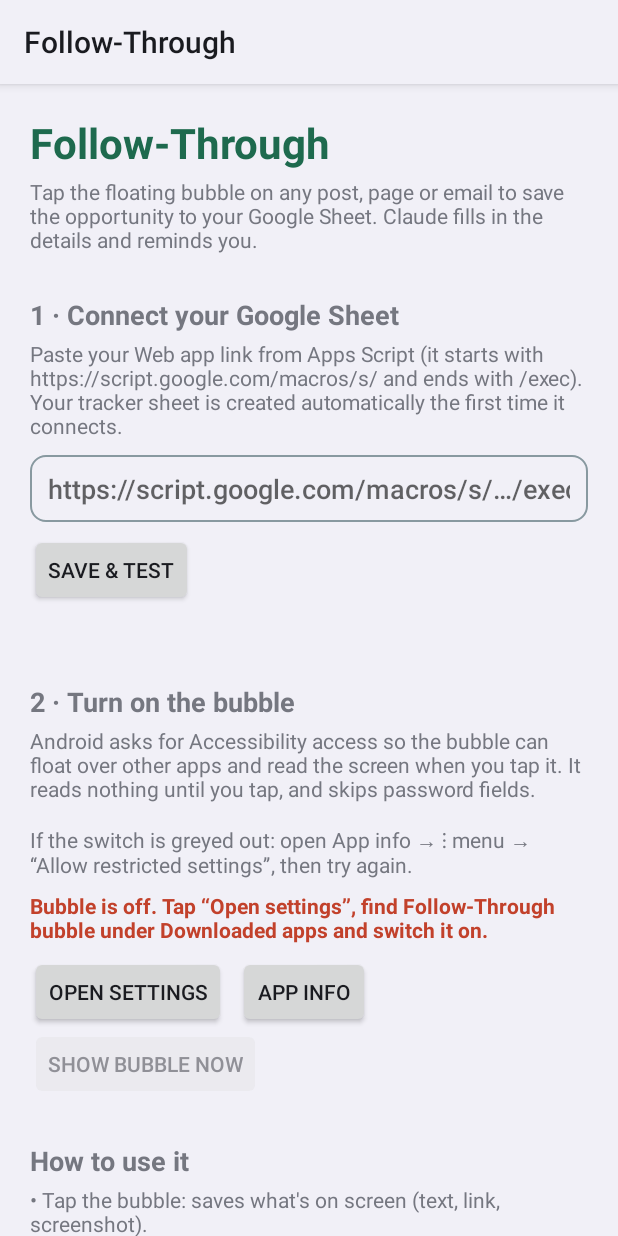
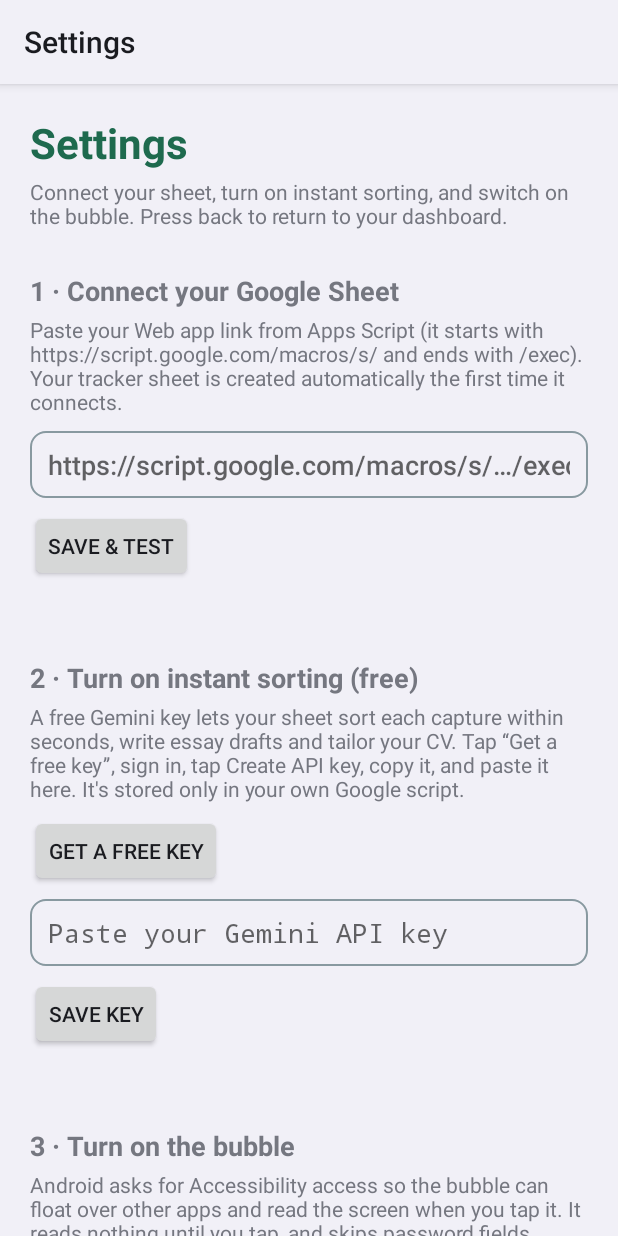
Before and after one commit to Ibidun-Aliyah/Ibidun-Aliyah, an Android app: the screen it shows after launch (MainActivity before the commit, SettingsActivity after it), on a phone screen of 412 x 824 dp. Run offline under Robolectric (Android 15) with nearby library versions, the phone set to English and light mode, and no system bars.

Commit message:
Dashboard home screen, instant Gemini sorting, CV upload and updates
The app now opens to a live dashboard (WebView over a JS bridge) with
charts, a needs-you list, all items, and My CV; setup moves to Settings
with a Gemini key field. The Apps Script sorts captures instantly with
Gemini, writes essays and tailored CVs on demand, imports an uploaded
CV (PDF, DOCX, image) and merges new achievements into it.

Co-Authored-By: Claude Opus 5.5 <noreply@anthropic.com>
Claude-Session: https://claude.ai/code/session_01N6wZv98aTwTPKqGN44UyeC

```diff
--- a/follow-through/android/app/build.gradle
+++ b/follow-through/android/app/build.gradle
@@ -7,8 +7,8 @@ android {
         applicationId 'com.followthrough.bubble'
         minSdk 30          // AccessibilityService.takeScreenshot needs Android 11+
         targetSdk 34
-        versionCode 1
-        versionName '1.0'
+        versionCode 2
+        versionName "2.0"
     }
     buildTypes {
         release { minifyEnabled false; signingConfig signingConfigs.debug }
--- a/follow-through/android/app/src/main/AndroidManifest.xml
+++ b/follow-through/android/app/src/main/AndroidManifest.xml
@@ -17,6 +17,11 @@
                 <category android:name="android.intent.category.LAUNCHER" />
             </intent-filter>
         </activity>
+
+        <activity
+            android:name=".SettingsActivity"
+            android:exported="false"
+            android:label="Settings" />
 
         <!-- "Share → Follow-Through" from any app: a second, no-bubble way to capture. -->
         <activity
--- a/follow-through/android/app/src/main/java/com/followthrough/bubble/BubbleService.java
+++ b/follow-through/android/app/src/main/java/com/followthrough/bubble/BubbleService.java
@@ -230,6 +230,9 @@ public class BubbleService extends AccessibilityService {
             busy = false;
             flash(ok);
             Toast.makeText(this, msg, Toast.LENGTH_SHORT).show();
+            if (ok) Tracker.sortNow(this, (sorted, what) -> {
+                if (sorted) Toast.makeText(this, what, Toast.LENGTH_LONG).show();
+            });
         });
     }
 
--- a/follow-through/android/app/src/main/java/com/followthrough/bubble/MainActivity.java
+++ b/follow-through/android/app/src/main/java/com/followthrough/bubble/MainActivity.java
@@ -1,82 +1,119 @@
 package com.followthrough.bubble;
 
+import android.annotation.SuppressLint;
 import android.app.Activity;
-import android.content.ComponentName;
 import android.content.Intent;
+import android.graphics.Color;
 import android.net.Uri;
 import android.os.Bundle;
-import android.provider.Settings;
-import android.widget.Button;
-import android.widget.EditText;
-import android.widget.TextView;
+import android.webkit.JavascriptInterface;
+import android.webkit.ValueCallback;
+import android.webkit.WebChromeClient;
+import android.webkit.WebResourceRequest;
+import android.webkit.WebSettings;
+import android.webkit.WebView;
+import android.webkit.WebViewClient;
 
-/** Setup screen: connect the sheet, turn on the bubble, see what's waiting to send. */
+import org.json.JSONObject;
+
+/**
+ * Home screen: the live dashboard (assets/dashboard.html) showing what's in your sheet.
+ * The page talks to your sheet through the small bridge below.
+ */
 public class MainActivity extends Activity {
-    private EditText code;
-    private TextView connStatus, bubbleStatus, queue;
+    private static final int PICK_FILE = 7;
+    private WebView web;
+    private ValueCallback<Uri[]> fileCallback;
+    private boolean loaded;
 
+    @SuppressLint({"SetJavaScriptEnabled", "AddJavascriptInterface"})
     @Override
     protected void onCreate(Bundle saved) {
         super.onCreate(saved);
-        setContentView(R.layout.activity_main);
-        code = findViewById(R.id.code);
-        connStatus = findViewById(R.id.connStatus);
-        bubbleStatus = findViewById(R.id.bubbleStatus);
-        queue = findViewById(R.id.queue);
-
-        code.setText(Tracker.prefs(this).getString("code", ""));
-
-        ((Button) findViewById(R.id.connect)).setOnClickListener(v -> {
-            String c = code.getText().toString().trim();
-            Tracker.prefs(this).edit().putString("code", c).apply();
-            connStatus.setText("Testing…");
-            Tracker.ping(this, (ok, msg) -> {
-                connStatus.setText((ok ? "✓ " : "✕ ") + msg);
-                connStatus.setTextColor(getColor(ok ? R.color.ok : R.color.bad));
-                if (ok) Tracker.flushQueue(this, (o, m) -> refresh());
-                refresh();
-            });
+        if (Tracker.connection(this) == null) {
+            startActivity(new Intent(this, SettingsActivity.class));
+        }
+        web = new WebView(this);
+        web.setBackgroundColor(Color.TRANSPARENT);
+        WebSettings ws = web.getSettings();
+        ws.setJavaScriptEnabled(true);
+        ws.setDomStorageEnabled(true);
+        ws.setAllowFileAccess(true);
+        web.addJavascriptInterface(new Bridge(), "Android");
+        web.setWebViewClient(new WebViewClient() {
+            @Override public boolean shouldOverrideUrlLoading(WebView v, WebResourceRequest r) {
+                openExternal(r.getUrl().toString());
+                return true;
+            }
+            @Override public void onPageFinished(WebView v, String url) { loaded = true; }
         });
-        findViewById(R.id.accessibility).setOnClickListener(v ->
-                startActivity(new Intent(Settings.ACTION_ACCESSIBILITY_SETTINGS)));
-        findViewById(R.id.appInfo).setOnClickListener(v ->
-                startActivity(new Intent(Settings.ACTION_APPLICATION_DETAILS_SETTINGS,
-                        Uri.fromParts("package", getPackageName(), null))));
-        findViewById(R.id.show).setOnClickListener(v -> {
-            if (BubbleService.instance != null) BubbleService.instance.showNow();
-            refresh();
+        web.setWebChromeClient(new WebChromeClient() {
+            @Override
+            public boolean onShowFileChooser(WebView v, ValueCallback<Uri[]> cb, FileChooserParams params) {
+                if (fileCallback != null) fileCallback.onReceiveValue(null);
+                fileCallback = cb;
+                Intent pick = new Intent(Intent.ACTION_GET_CONTENT);
+                pick.addCategory(Intent.CATEGORY_OPENABLE);
+                pick.setType("*/*");
+                pick.putExtra(Intent.EXTRA_MIME_TYPES, new String[]{
+                        "application/pdf", "image/*", "text/plain",
+                        "application/vnd.openxmlformats-officedocument.wordprocessingml.document"});
+                try {
+                    startActivityForResult(Intent.createChooser(pick, "Choose your CV"), PICK_FILE);
+                } catch (Exception e) {
+                    fileCallback = null;
+                    return false;
+                }
+                return true;
+            }
         });
-        findViewById(R.id.openSheet).setOnClickListener(v -> {
-            String u = Tracker.prefs(this).getString("sheetUrl", "");
-            if (!u.isEmpty()) startActivity(new Intent(Intent.ACTION_VIEW, Uri.parse(u)));
-        });
-        findViewById(R.id.flush).setOnClickListener(v -> {
-            queue.setText("Sending…");
-            Tracker.flushQueue(this, (ok, msg) -> { refresh(); queue.setText(msg); });
-        });
+        setContentView(web);
+        web.loadUrl("file:///android_asset/dashboard.html");
     }
 
     @Override
     protected void onResume() {
         super.onResume();
-        refresh();
+        if (loaded) web.evaluateJavascript("window.__onResume && window.__onResume()", null);
     }
 
-    private void refresh() {
-        boolean on = bubbleEnabled();
-        bubbleStatus.setText(on ? "✓ Bubble is on" : "Bubble is off. Tap “Open settings”, find Follow-Through bubble under Downloaded apps and switch it on.");
-        bubbleStatus.setTextColor(getColor(on ? R.color.ok : R.color.bad));
-        findViewById(R.id.show).setEnabled(on);
-        findViewById(R.id.openSheet).setVisibility(
-                Tracker.prefs(this).getString("sheetUrl", "").isEmpty() ? android.view.View.GONE : android.view.View.VISIBLE);
-        int n = Tracker.queued(this);
-        queue.setText(n == 0 ? "Nothing waiting to send." : n + (n == 1 ? " capture is" : " captures are") + " waiting to send.");
-        findViewById(R.id.flush).setEnabled(n > 0);
+    @Override
+    protected void onActivityResult(int req, int res, Intent data) {
+        if (req == PICK_FILE && fileCallback != null) {
+            Uri[] result = (res == RESULT_OK && data != null && data.getData() != null) ? new Uri[]{data.getData()} : null;
+            fileCallback.onReceiveValue(result);
+            fileCallback = null;
+            return;
+        }
+        super.onActivityResult(req, res, data);
     }
 
-    private boolean bubbleEnabled() {
-        String enabled = Settings.Secure.getString(getContentResolver(), Settings.Secure.ENABLED_ACCESSIBILITY_SERVICES);
-        String me = new ComponentName(this, BubbleService.class).flattenToString();
-        return enabled != null && enabled.contains(me);
+    @Override
+    public void onBackPressed() {
+        web.evaluateJavascript("(function(){var s=document.getElementById('sheet');if(s&&!s.hidden){document.getElementById('scrim').click();return 1}return 0})()",
+                v -> { if (!"1".equals(v)) MainActivity.super.onBackPressed(); });
+    }
+
+    private void openExternal(String url) {
+        try { startActivity(new Intent(Intent.ACTION_VIEW, Uri.parse(url))); } catch (Exception ignored) {}
+    }
+
+    /** Methods the dashboard page can call as window.Android.* */
+    private class Bridge {
+        @JavascriptInterface
+        public void request(String json, String id) {
+            Tracker.call(MainActivity.this, json, res ->
+                    web.evaluateJavascript("window.__fromApp(" + JSONObject.quote(id) + "," + JSONObject.quote(res) + ")", null));
+        }
+
+        @JavascriptInterface
+        public void openUrl(String url) {
+            if (url != null && (url.startsWith("https://") || url.startsWith("http://"))) runOnUiThread(() -> openExternal(url));
+        }
+
+        @JavascriptInterface
+        public void openSettings() {
+            runOnUiThread(() -> startActivity(new Intent(MainActivity.this, SettingsActivity.class)));
+        }
     }
 }
--- /dev/null
+++ b/follow-through/android/app/src/main/java/com/followthrough/bubble/SettingsActivity.java
@@ -0,0 +1,105 @@
+package com.followthrough.bubble;
+
+import android.app.Activity;
+import android.content.ComponentName;
+import android.content.Intent;
+import android.net.Uri;
+import android.os.Bundle;
+import android.provider.Settings;
+import android.widget.Button;
+import android.widget.EditText;
+import android.widget.TextView;
+
+/** Settings: connect the sheet, the Gemini key, the bubble, and captures waiting to send. */
+public class SettingsActivity extends Activity {
+    private EditText code, key;
+    private TextView keyStatus;
+    private TextView connStatus, bubbleStatus, queue;
+
+    @Override
+    protected void onCreate(Bundle saved) {
+        super.onCreate(saved);
+        setContentView(R.layout.activity_settings);
+        code = findViewById(R.id.code);
+        connStatus = findViewById(R.id.connStatus);
+        bubbleStatus = findViewById(R.id.bubbleStatus);
+        queue = findViewById(R.id.queue);
+
+        code.setText(Tracker.prefs(this).getString("code", ""));
+        key = findViewById(R.id.key);
+        keyStatus = findViewById(R.id.keyStatus);
+        findViewById(R.id.getKey).setOnClickListener(v ->
+                startActivity(new Intent(Intent.ACTION_VIEW, Uri.parse("https://aistudio.google.com/apikey"))));
+        findViewById(R.id.saveKey).setOnClickListener(v -> {
+            String k = key.getText().toString().trim();
+            if (k.isEmpty()) { keyStatus.setText("Paste your key first."); return; }
+            keyStatus.setText("Checking the key…");
+            keyStatus.setTextColor(getColor(R.color.muted));
+            try {
+                org.json.JSONObject req = new org.json.JSONObject().put("action", "setKey").put("key", k);
+                Tracker.call(this, req.toString(), res -> {
+                    try {
+                        org.json.JSONObject j = new org.json.JSONObject(res);
+                        boolean ok = j.optBoolean("ok");
+                        keyStatus.setText(ok ? "✓ Instant sorting is on (" + j.optString("model") + ")" : "✕ " + j.optString("error"));
+                        keyStatus.setTextColor(getColor(ok ? R.color.ok : R.color.bad));
+                        if (ok) key.setText("");
+                    } catch (Exception e) { keyStatus.setText("✕ Couldn't reach your sheet."); }
+                });
+            } catch (Exception ignored) {}
+        });
+
+        ((Button) findViewById(R.id.connect)).setOnClickListener(v -> {
+            String c = code.getText().toString().trim();
+            Tracker.prefs(this).edit().putString("code", c).apply();
+            connStatus.setText("Testing…");
+            Tracker.ping(this, (ok, msg) -> {
+                connStatus.setText((ok ? "✓ " : "✕ ") + msg);
+                connStatus.setTextColor(getColor(ok ? R.color.ok : R.color.bad));
+                if (ok) Tracker.flushQueue(this, (o, m) -> refresh());
+                refresh();
+            });
+        });
+        findViewById(R.id.accessibility).setOnClickListener(v ->
+                startActivity(new Intent(Settings.ACTION_ACCESSIBILITY_SETTINGS)));
+        findViewById(R.id.appInfo).setOnClickListener(v ->
+                startActivity(new Intent(Settings.ACTION_APPLICATION_DETAILS_SETTINGS,
+                        Uri.fromParts("package", getPackageName(), null))));
+        findViewById(R.id.show).setOnClickListener(v -> {
+            if (BubbleService.instance != null) BubbleService.instance.showNow();
+            refresh();
+        });
+        findViewById(R.id.openSheet).setOnClickListener(v -> {
+            String u = Tracker.prefs(this).getString("sheetUrl", "");
+            if (!u.isEmpty()) startActivity(new Intent(Intent.ACTION_VIEW, Uri.parse(u)));
+        });
+        findViewById(R.id.flush).setOnClickListener(v -> {
+            queue.setText("Sending…");
+            Tracker.flushQueue(this, (ok, msg) -> { refresh(); queue.setText(msg); });
+        });
+    }
+
+    @Override
+    protected void onResume() {
+        super.onResume();
+        refresh();
+    }
+
+    private void refresh() {
+        boolean on = bubbleEnabled();
+        bubbleStatus.setText(on ? "✓ Bubble is on" : "Bubble is off. Tap “Open settings”, find Follow-Through bubble under Downloaded apps and switch it on.");
+        bubbleStatus.setTextColor(getColor(on ? R.color.ok : R.color.bad));
+        findViewById(R.id.show).setEnabled(on);
+        findViewById(R.id.openSheet).setVisibility(
+                Tracker.prefs(this).getString("sheetUrl", "").isEmpty() ? android.view.View.GONE : android.view.View.VISIBLE);
+        int n = Tracker.queued(this);
+        queue.setText(n == 0 ? "Nothing waiting to send." : n + (n == 1 ? " capture is" : " captures are") + " waiting to send.");
+        findViewById(R.id.flush).setEnabled(n > 0);
+    }
+
+    private boolean bubbleEnabled() {
+        String enabled = Settings.Secure.getString(getContentResolver(), Settings.Secure.ENABLED_ACCESSIBILITY_SERVICES);
+        String me = new ComponentName(this, BubbleService.class).flattenToString();
+        return enabled != null && enabled.contains(me);
+    }
+}
--- a/follow-through/android/app/src/main/res/layout/activity_main.xml
+++ b/follow-through/android/app/src/main/res/layout/activity_settings.xml
@@ -12,12 +12,12 @@
 
         <TextView
             android:layout_width="wrap_content" android:layout_height="wrap_content"
-            android:text="Follow-Through" android:textSize="28sp" android:textStyle="bold"
+            android:text="Settings" android:textSize="28sp" android:textStyle="bold"
             android:textColor="@color/accent" />
         <TextView
             android:layout_width="match_parent" android:layout_height="wrap_content"
             android:layout_marginTop="4dp"
-            android:text="Tap the floating bubble on any post, page or email to save the opportunity to your Google Sheet. Claude fills in the details and reminds you." />
+            android:text="Connect your sheet, turn on instant sorting, and switch on the bubble. Press back to return to your dashboard." />
 
         <!-- Step 1 -->
         <TextView
@@ -50,11 +50,42 @@
             android:visibility="gone"
             android:text="Open my tracker sheet" />
 
+        <!-- Step 1b: Gemini -->
+        <TextView
+            android:layout_width="wrap_content" android:layout_height="wrap_content"
+            android:layout_marginTop="28dp"
+            android:text="2 · Turn on instant sorting (free)" android:textSize="18sp" android:textStyle="bold" />
+        <TextView
+            android:layout_width="match_parent" android:layout_height="wrap_content"
+            android:layout_marginTop="4dp"
+            android:text="A free Gemini key lets your sheet sort each capture within seconds, write essay drafts and tailor your CV. Tap “Get a free key”, sign in, tap Create API key, copy it, and paste it here. It's stored only in your own Google script." />
+        <Button
+            android:id="@+id/getKey"
+            android:layout_width="wrap_content" android:layout_height="wrap_content"
+            android:layout_marginTop="8dp"
+            android:text="Get a free key" />
+        <EditText
+            android:id="@+id/key"
+            android:layout_width="match_parent" android:layout_height="wrap_content"
+            android:layout_marginTop="8dp"
+            android:background="@drawable/field_bg"
+            android:hint="Paste your Gemini API key"
+            android:inputType="textPassword" />
+        <Button
+            android:id="@+id/saveKey"
+            android:layout_width="wrap_content" android:layout_height="wrap_content"
+            android:layout_marginTop="8dp"
+            android:text="Save key" />
+        <TextView
+            android:id="@+id/keyStatus"
+            android:layout_width="match_parent" android:layout_height="wrap_content"
+            android:layout_marginTop="4dp" />
+
         <!-- Step 2 -->
         <TextView
             android:layout_width="wrap_content" android:layout_height="wrap_content"
             android:layout_marginTop="28dp"
-            android:text="2 · Turn on the bubble" android:textSize="18sp" android:textStyle="bold" />
+            android:text="3 · Turn on the bubble" android:textSize="18sp" android:textStyle="bold" />
         <TextView
             android:layout_width="match_parent" android:layout_height="wrap_content"
             android:layout_marginTop="4dp"
--- a/follow-through/android/app/src/main/res/values/colors.xml
+++ b/follow-through/android/app/src/main/res/values/colors.xml
@@ -4,4 +4,5 @@
     <color name="mark">#F3B33D</color>
     <color name="ok">#2C7A4B</color>
     <color name="bad">#C2412B</color>
+    <color name="muted">#6B7B73</color>
 </resources>
```
Also changed, not shown: follow-through/android/app/src/main/java/com/followthrough/bubble/ShareActivity.java (+6 -1 lines), follow-through/android/app/src/main/java/com/followthrough/bubble/Tracker.java (+47 -5 lines), 5 other files.
